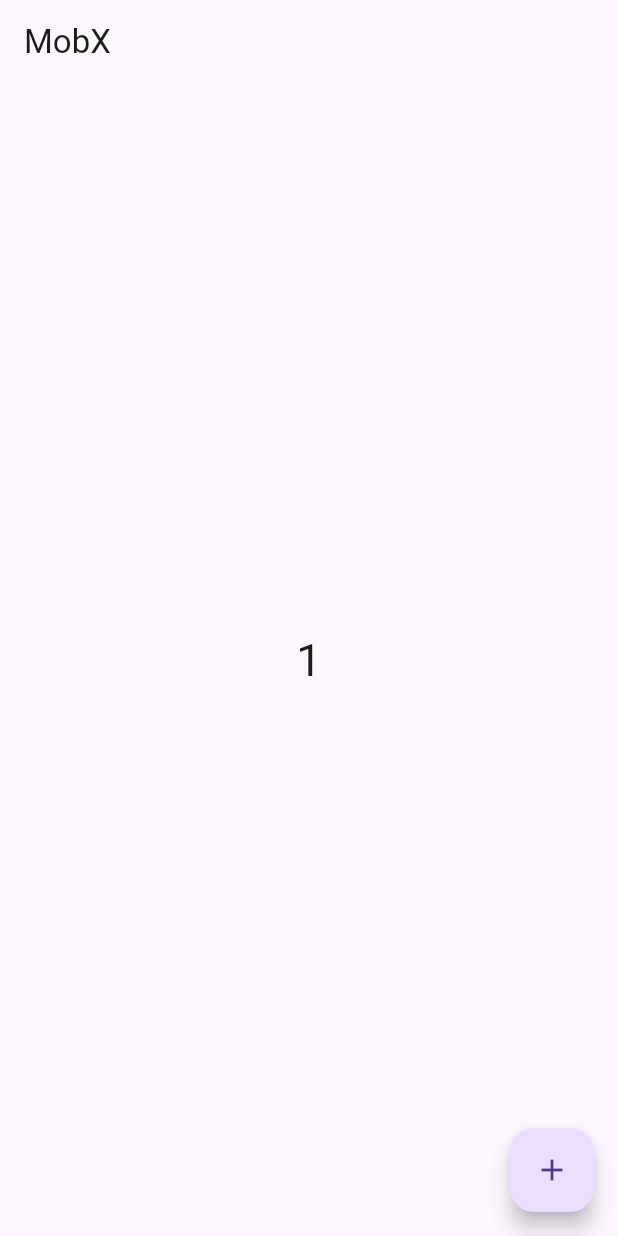
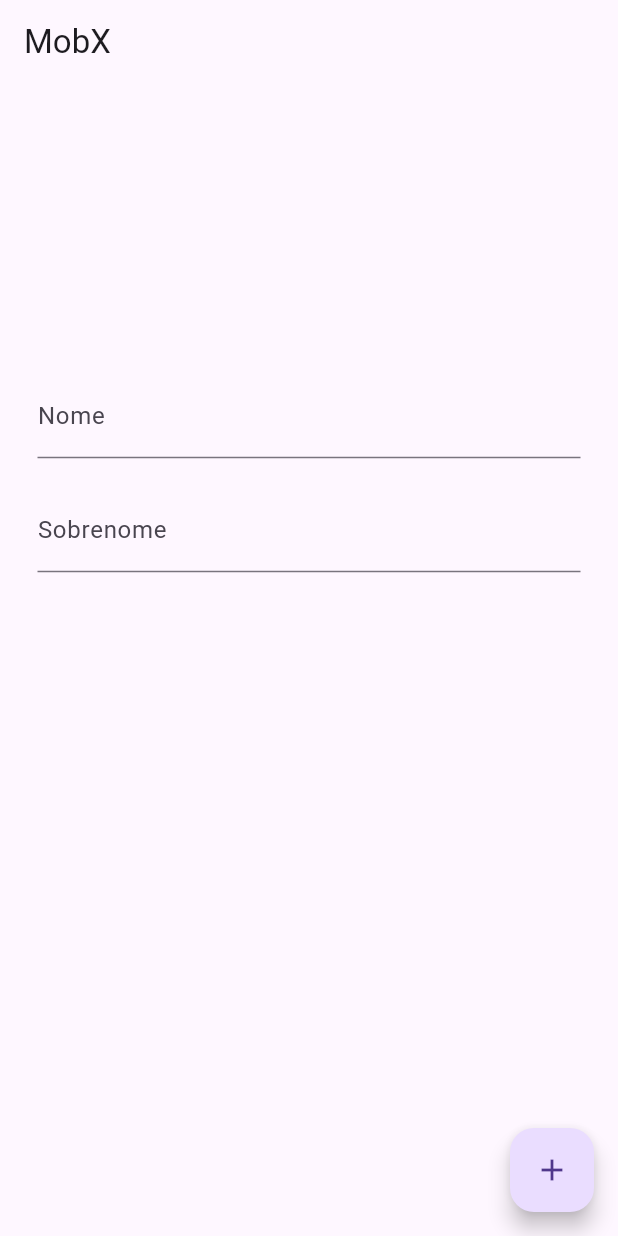
Before and after one commit to brunoalksouza/mobx_study_flutter, a Flutter app: the screen it shows after launch, after a tap on the "add" icon, on a phone screen of 412 x 824 dp. Run offline on Flutter 3.47's test engine with Material 3 defaults, Android fonts, the light colour scheme and no system bars; our stand-ins replace flutter_mobx, mobx; generated files the repository leaves out were written again.

Commit message:
third class

```diff
--- a/lib/controller.dart
+++ b/lib/controller.dart
@@ -1,17 +1,25 @@
 import 'package:mobx/mobx.dart';
+part 'controller.g.dart';
 
-class Controller {
-  final _counter = Observable(0);
-  int get counter => _counter.value;
-  set counter(int newValue) => _counter.value = newValue;
+class Controller = ControllerBase with _$Controller;
 
-  late Action increment;
+abstract class ControllerBase with Store {
+  @observable
+  String? nome = '';
 
-  Controller() {
-    increment = Action(_increment);
+  @observable
+  String? sobrenome = '';
+
+  @computed
+  String get nomeCompleto => '$nome $sobrenome';
+
+  @action
+  changeName(String newName) {
+    nome = newName;
   }
 
-  _increment() {
-    counter++;
+  @action
+  changeSobrenome(String newName) {
+    sobrenome = newName;
   }
 }
--- a/lib/home.dart
+++ b/lib/home.dart
@@ -12,23 +12,43 @@
         title: const Text('MobX'),
       ),
       body: Center(
+        child: Padding(
+          padding: EdgeInsets.all(25.0),
           child: Column(
             mainAxisAlignment: MainAxisAlignment.center,
             children: <Widget>[
+              TextField(
+                decoration: InputDecoration(labelText: 'Nome'),
+                onChanged: controller.changeName,
+              ),
+              const SizedBox(
+                height: 20,
+              ),
+              TextField(
+                decoration: InputDecoration(labelText: 'Sobrenome'),
+                onChanged: controller.changeSobrenome,
+              ),
+              const SizedBox(
+                height: 20,
+              ),
               Observer(
                 builder: (_) {
                   return Text(
-                  '${controller.counter}',
-                  style: const TextStyle(fontSize: 30),
+                    controller.nomeCompleto,
+                    style: const TextStyle(fontSize: 20),
                   );
                 },
+              ),
+              SizedBox(
+                height: 200,
               ),
             ],
           ),
         ),
+      ),
       floatingActionButton: FloatingActionButton(
         onPressed: () {
-          controller.increment();
+          controller;
         },
         child: const Icon(Icons.add),
       ),
--- a/pubspec.yaml
+++ b/pubspec.yaml
@@ -13,6 +13,8 @@
   flutter_mobx: ^2.2.0+2
 
 dev_dependencies:
+  build_runner: ^2.4.8
+  mobx_codegen: ^2.6.0+1
   flutter_test:
     sdk: flutter
   flutter_lints: ^3.0.0
```
Also changed, not shown: lib/controller.g.dart (added), pubspec.lock. Lines whose indentation alone changed are shown as unchanged.
